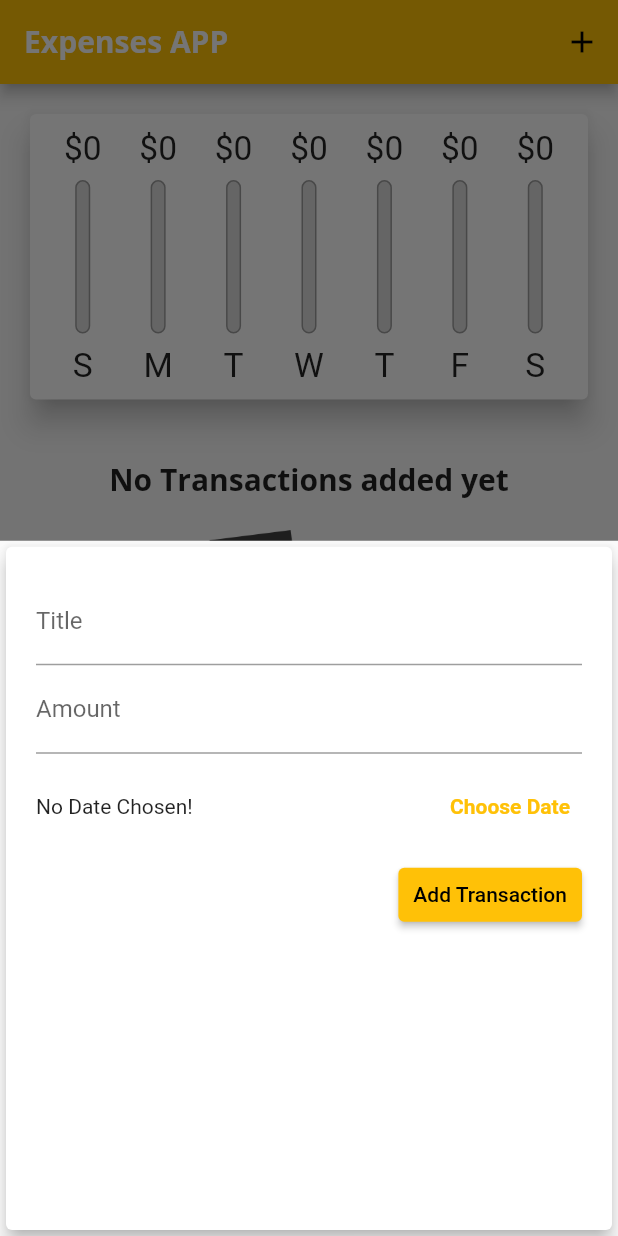
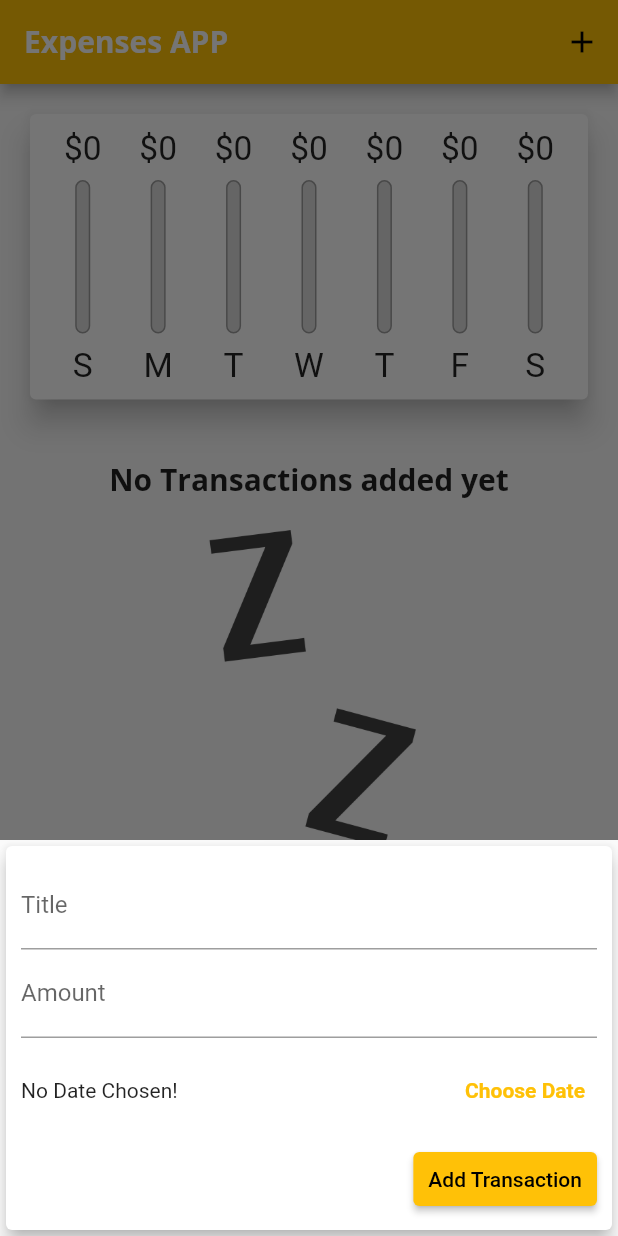
Before and after one commit to IamZygote/Hold-Your-Money, a Flutter app: the screen it shows after launch, after a tap on the "add" icon, on a phone screen of 412 x 824 dp. Run offline on Flutter 3.47's test engine with Material 2 defaults, Android fonts, the phone set to English and light mode, and no system bars.

Commit message:
landscape v0.2

```diff
--- a/lib/widgets/new_transaction.dart
+++ b/lib/widgets/new_transaction.dart
@@ -55,10 +55,16 @@ class _NewTransactionState extends State<NewTransaction> {
 
   @override
   Widget build(BuildContext context) {
-    return Card(
+    return SingleChildScrollView(
+      child: Card(
         elevation: 5,
         child: Container(
-        padding: EdgeInsets.all(20),
+          padding: EdgeInsets.only(
+            top: 10,
+            left: 10,
+            right: 10,
+            bottom: MediaQuery.of(context).viewInsets.bottom + 10,
+          ),
           child: Column(
             crossAxisAlignment: CrossAxisAlignment.end,
             children: <Widget>[
@@ -113,6 +119,7 @@ class _NewTransactionState extends State<NewTransaction> {
             ],
           ),
         ),
+      ),
     );
   }
 }
```
Lines whose indentation alone changed are shown as unchanged.
